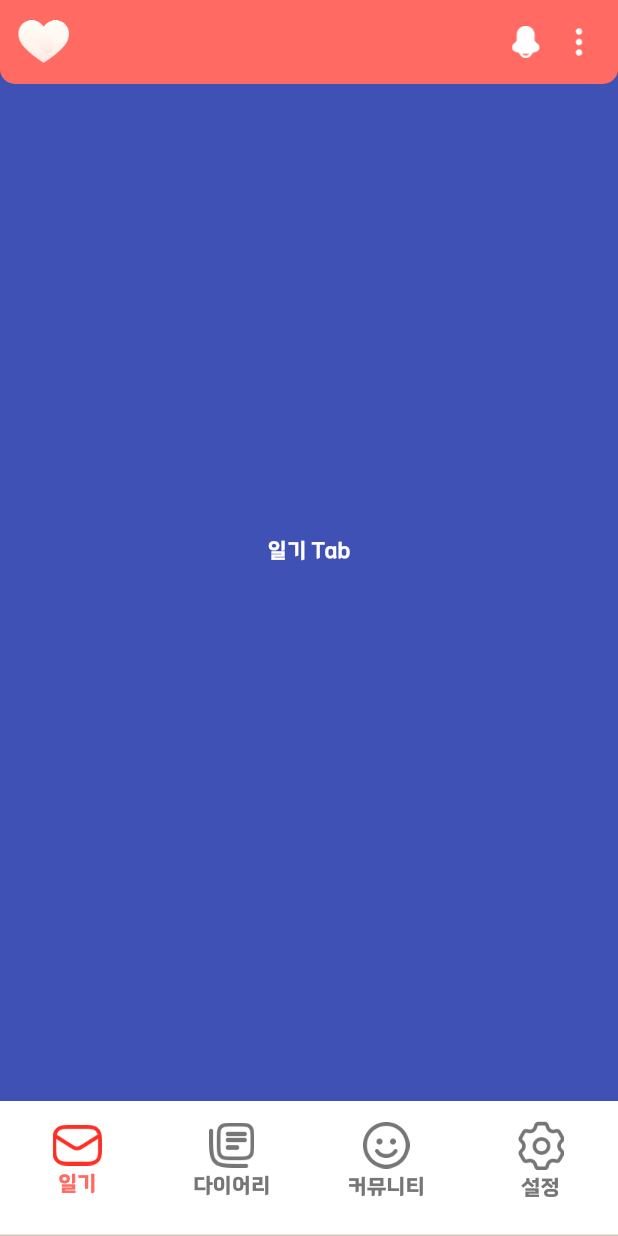
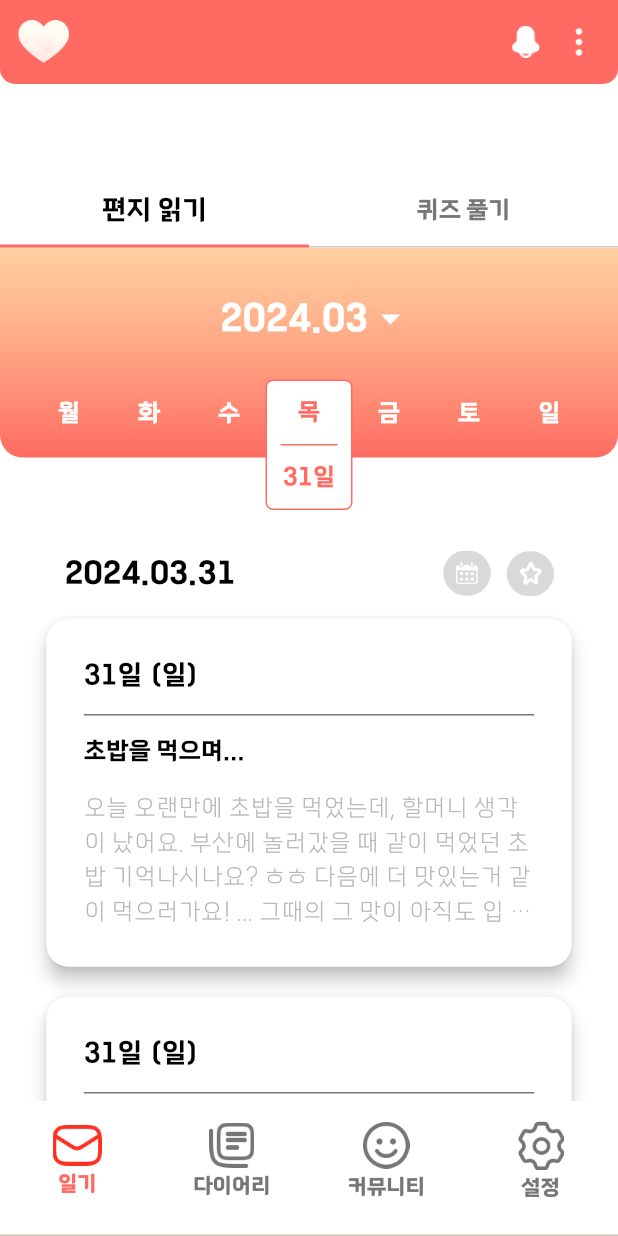
Before and after one commit to YoonJinJung/KAPS-, a Flutter app: the ParentNavigationBar screen opened by its route, on a phone screen of 412 x 824 dp. Run offline on Flutter 3.47's test engine with Material 3 defaults, Android fonts, the phone set to English and light mode, and no system bars; our stand-ins replace flutter_tts.

Commit message:
parent 편지 읽기  layout

```diff
--- a/lib/main.dart
+++ b/lib/main.dart
@@ -5,6 +5,7 @@ import 'package:daranghae/view/start_pages/page_start.dart';
 import 'package:daranghae/view/home_pages/child_navigation_bar.dart';
 import 'package:daranghae/view/home_pages/tabs/child_tab_home.dart';
 import 'package:daranghae/view/home_pages/parent_navigation_bar.dart';
+import 'package:daranghae/view/home_pages/tabs/parent_tab_home.dart';
 
 void main() {
   runApp(const MyApp());
@@ -29,6 +30,7 @@ class MyApp extends StatelessWidget {
         '/parentHome': (context) => const ParentNavigationBar(),
         '/childHome': (context) => const ChildNavigationBar(),
         '/childTabHome': (context) => const ChildTabHome(),
+        '/parentTabHome': (context) => const ParentTabHome(),
       },
       initialRoute: '/start',
     );
--- a/lib/style/color_styles.dart
+++ b/lib/style/color_styles.dart
@@ -11,4 +11,5 @@ class ColorStyles {
   static const Color grey4 = Color(0xFF969696);
   static const Color grey5 = Color(0xFF767676);
   static const Color childBackground1 = Color.fromRGBO(255, 187, 120, 0.2);
+  static const Color parentGradient1 = Color.fromRGBO(255, 188, 120, 0.7);
 }
--- a/lib/style/text_styles.dart
+++ b/lib/style/text_styles.dart
@@ -11,6 +11,12 @@ class TextStyles {
   static const titleMedium24 = TextStyle(
       fontFamily: 'TheJamsil',
       fontSize: 24,
+      fontWeight: FontWeight.w500,
+      color: Colors.black);
+
+  static const titleMedium20 = TextStyle(
+      fontFamily: 'TheJamsil',
+      fontSize: 20,
       fontWeight: FontWeight.w500,
       color: Colors.black);
 
@@ -49,6 +55,12 @@ class TextStyles {
 
   static const white24 =
       TextStyle(fontFamily: 'TheJamsil', fontSize: 24, color: Colors.white);
+
+  static const whiteBold24 = TextStyle(
+      fontFamily: 'TheJamsil',
+      fontSize: 24,
+      fontWeight: FontWeight.bold,
+      color: Colors.white);
 
   static const mainMedium48 = TextStyle(
       fontFamily: 'TheJamsil',
@@ -90,6 +102,12 @@ class TextStyles {
   static const white14 =
       TextStyle(fontFamily: 'TheJamsil', fontSize: 14, color: Colors.white);
 
+  static const whiteMedium16 = TextStyle(
+      fontFamily: 'TheJamsil',
+      fontSize: 16,
+      fontWeight: FontWeight.w500,
+      color: Colors.white);
+
   static const childMedium20 = TextStyle(
       fontFamily: 'TheJamsil',
       fontSize: 20,
@@ -114,4 +132,7 @@ class TextStyles {
       fontSize: 18,
       fontWeight: FontWeight.w500,
       color: Colors.black);
+
+  static const parent16 = TextStyle(
+      fontFamily: 'TheJamsil', fontSize: 16, color: ColorStyles.parentmain);
 }
--- a/lib/view/home_pages/parent_navigation_bar.dart
+++ b/lib/view/home_pages/parent_navigation_bar.dart
@@ -1,6 +1,7 @@
 import 'package:flutter/material.dart';
 import 'package:daranghae/style/color_styles.dart';
 import 'package:daranghae/style/text_styles.dart';
+import 'package:daranghae/view/home_pages/tabs/parent_tab_home.dart';
 
 class ParentNavigationBar extends StatefulWidget {
   const ParentNavigationBar({Key? key}) : super(key: key);
@@ -111,7 +112,7 @@ class _ParentNavigationBarState extends State<ParentNavigationBar>
         ),
       ),
       body: _selectedIndex == 0
-          ? tabContainer(context, Colors.indigo, "일기 Tab")
+          ? ParentTabHome()
           : _selectedIndex == 1
               ? tabContainer(context, Colors.amber, "다이어리 Tab")
               : _selectedIndex == 2
--- a/lib/view/home_pages/tabs/child_page_diary_detail.dart
+++ b/lib/view/home_pages/tabs/child_page_diary_detail.dart
@@ -136,6 +136,7 @@ class _DiaryDetailPageState extends State<DiaryDetailPage> {
                                       InkWell(
                                         onTap: () {
                                           debugPrint('TTS speaking');
+
                                           speak();
                                         },
                                         child: Icon(Icons.speaker),
--- a/lib/view/home_pages/tabs/child_tab_home.dart
+++ b/lib/view/home_pages/tabs/child_tab_home.dart
@@ -23,8 +23,8 @@ class _ChildTabHomeState extends State<ChildTabHome> {
         color: ColorStyles.childBackground1,
         child: Column(
           children: [
-            WelcomeCard(name: '김효정'),
-            SizedBox(height: 25),
+            const WelcomeCard(name: '김효정'),
+            const SizedBox(height: 25),
             // 오늘 날짜를 DateTime.now() 를 활용하여 2024.03.28 형식으로 표시
             Padding(
               padding: const EdgeInsets.symmetric(horizontal: 43),
--- /dev/null
+++ b/lib/view/home_pages/tabs/parent_tab_home.dart
@@ -0,0 +1,235 @@
+import 'package:flutter/material.dart';
+import 'package:intl/intl.dart';
+import 'package:daranghae/style/color_styles.dart';
+import 'package:daranghae/style/text_styles.dart';
+import 'package:daranghae/view/home_pages/widgets/welcome_card.dart';
+import 'package:daranghae/view/home_pages/widgets/diary_card.dart';
+
+class ParentTabHome extends StatefulWidget {
+  const ParentTabHome({Key? key}) : super(key: key);
+
+  @override
+  _ParentTabHomeState createState() => _ParentTabHomeState();
+}
+
+class _ParentTabHomeState extends State<ParentTabHome>
+    with SingleTickerProviderStateMixin {
+  late TabController _upperTabController;
+
+  int _upperTabIndex = 0;
+
+  @override
+  void initState() {
+    super.initState();
+
+    _upperTabController = TabController(length: 2, vsync: this);
+
+    _upperTabController.addListener(
+        () => setState(() => _upperTabIndex = _upperTabController.index));
+  }
+
+  @override
+  void dispose() {
+    _upperTabController.dispose();
+
+    super.dispose();
+  }
+
+  @override
+  Widget build(BuildContext context) {
+    final _width = MediaQuery.of(context).size.width;
+
+    return Column(
+      children: [
+        SizedBox(
+          height: 165,
+          child: Column(
+            children: [
+              const Expanded(child: SizedBox()),
+              SizedBox(
+                height: 48,
+                child: TabBar(
+                  indicatorColor: ColorStyles.parentmain,
+                  indicatorSize: TabBarIndicatorSize.tab,
+                  labelStyle: TextStyles.titleMedium18,
+                  labelColor: Colors.black,
+                  unselectedLabelStyle: TextStyles.content16.copyWith(
+                    color: ColorStyles.grey5,
+                  ),
+                  splashBorderRadius: BorderRadius.circular(10),
+                  controller: _upperTabController,
+                  tabs: const [
+                    Tab(
+                      text: "편지 읽기",
+                    ),
+                    Tab(
+                      text: "퀴즈 풀기",
+                    ),
+                  ],
+                ),
+              ),
+            ],
+          ),
+        ),
+        Expanded(
+          child: SingleChildScrollView(
+            child: _upperTabIndex == 0
+                ? Container(
+                    width: _width,
+                    color: Colors.white,
+                    child: Column(
+                      children: [
+                        //const WelcomeCard(name: '김효정'),
+                        SizedBox(
+                          height: 177,
+                          child: Stack(
+                            children: [
+                              Container(
+                                height: 140,
+                                decoration: const BoxDecoration(
+                                  // 그라데이션 색상으로 아래부분만 둥글게 처리
+                                  borderRadius: BorderRadius.only(
+                                      bottomLeft: Radius.circular(15),
+                                      bottomRight: Radius.circular(15)),
+                                  gradient: LinearGradient(
+                                    begin: Alignment.topCenter,
+                                    end: Alignment.bottomCenter,
+                                    colors: [
+                                      ColorStyles.parentGradient1,
+                                      ColorStyles.parentmain
+                                    ],
+                                  ),
+                                ),
+                                child: Column(
+                                  children: [
+                                    const SizedBox(height: 30),
+                                    Row(
+                                      mainAxisAlignment:
+                                          MainAxisAlignment.center,
+                                      children: [
+                                        const SizedBox(width: 10),
+                                        Text(getMonth(),
+                                            style: TextStyles.whiteBold24),
+                                        const Icon(Icons.arrow_drop_down,
+                                            color: Colors.white, size: 30),
+                                      ],
+                                    ),
+                                    const SizedBox(height: 35),
+                                    const Row(
+                                      mainAxisAlignment:
+                                          MainAxisAlignment.spaceEvenly,
+                                      children: [
+                                        Text('월', style: TextStyles.white16),
+                                        Text('화', style: TextStyles.white16),
+                                        Text('수', style: TextStyles.white16),
+                                        Text('목', style: TextStyles.white16),
+                                        Text('금', style: TextStyles.white16),
+                                        Text('토', style: TextStyles.white16),
+                                        Text('일', style: TextStyles.white16),
+                                      ],
+                                    ),
+                                  ],
+                                ),
+                              ),
+                              Positioned(
+                                top: 88,
+                                right: _width * 0.5 - 29,
+                                child: Container(
+                                  height: 87,
+                                  width: 58,
+                                  decoration: BoxDecoration(
+                                    color: Colors.white,
+                                    borderRadius: BorderRadius.circular(5),
+                                    border: Border.all(
+                                      color: ColorStyles.parentmain,
+                                      width: 1,
+                                    ),
+                                  ),
+                                  child: Column(
+                                    mainAxisAlignment:
+                                        MainAxisAlignment.spaceEvenly,
+                                    children: [
+                                      Text('목', style: TextStyles.parent16),
+                                      Container(
+                                          width: 38,
+                                          height: 1,
+                                          color: ColorStyles.parentmain),
+                                      Text(getDay(),
+                                          style: TextStyles.parent16),
+                                    ],
+                                  ),
+                                ),
+                              ),
+                            ],
+                          ),
+                        ),
+                        const SizedBox(height: 25),
+                        // 오늘 날짜를 DateTime.now() 를 활용하여 2024.03.28 형식으로 표시
+                        Padding(
+                          padding: const EdgeInsets.symmetric(horizontal: 43),
+                          child: Row(
+                            mainAxisAlignment: MainAxisAlignment.spaceBetween,
+                            children: [
+                              Text(
+                                getDate(),
+                                style: TextStyles.titleBold20,
+                              ),
+                              Expanded(child: SizedBox()),
+                              Image.asset('assets/icons/calendar_circle.png',
+                                  width: 32),
+                              const SizedBox(width: 10),
+                              Image.asset('assets/icons/star_circle.png',
+                                  width: 32),
+                            ],
+                          ),
+                        ),
+                        const SizedBox(height: 15),
+                        DiaryCard(
+                            date: DateTime.now(),
+                            title: '초밥을 먹으며...',
+                            content:
+                                '오늘 오랜만에 초밥을 먹었는데, 할머니 생각이 났어요. 부산에 놀러갔을 때 같이 먹었던 초밥 기억나시나요? ㅎㅎ 다음에 더 맛있는거 같이 먹으러가요! ... 그때의 그 맛이 아직도 입 안에 가득해요. 할머니와 함께 부산의 작은 초밥집에서 먹었던 그 초밥은 지금까지 먹어본 초밥 중에서 가장 맛있었어요. 바다를 바라보며 먹었던 그 신선한 맛, 그리고 할머니와 나눴던 이야기들이 오늘따라 유독 생각이 많이 나네요. 할머니, 요즘 건강하시죠? 저는 요즘 학교에 다니면서도 할머니 생각이 자주 나요. 할머니가 항상 말씀해주시던 것처럼, 저도 열심히 하고 있으니까 걱정 마세요.'),
+                        DiaryCard(
+                            date: DateTime.now(),
+                            title: '초밥 레시피',
+                            content: '초밥은 밥과 재료를 준비하면 끝!'),
+                        SizedBox(height: 150),
+                        Text('맨위', style: TextStyles.content16),
+                        SizedBox(height: 1000),
+                        Text('중간'),
+                        SizedBox(height: 1000),
+                        Text('아래'),
+                        SizedBox(height: 1000)
+                      ],
+                    ),
+                  )
+                : Center(
+                    child: Text('퀴즈 풀기'),
+                  ),
+          ),
+        ),
+      ],
+    );
+  }
+
+  String getDate() {
+    final DateTime now = DateTime.now();
+    final String formattedDate = DateFormat('yyyy.MM.dd').format(now);
+
+    return formattedDate;
+  }
+
+  String getMonth() {
+    final DateTime now = DateTime.now();
+    final String formattedDate = DateFormat('yyyy.MM').format(now);
+
+    return formattedDate;
+  }
+
+  String getDay() {
+    final DateTime now = DateTime.now();
+    final String formattedDate = '${DateFormat('dd').format(now)}일';
+
+    return formattedDate;
+  }
+}
```
